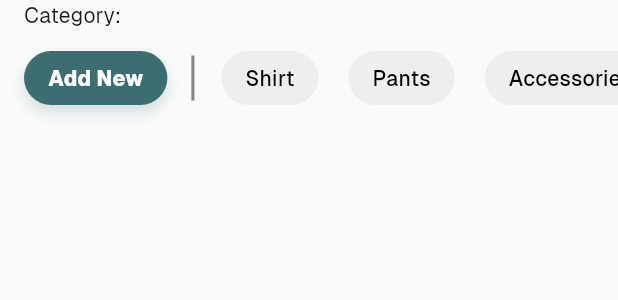
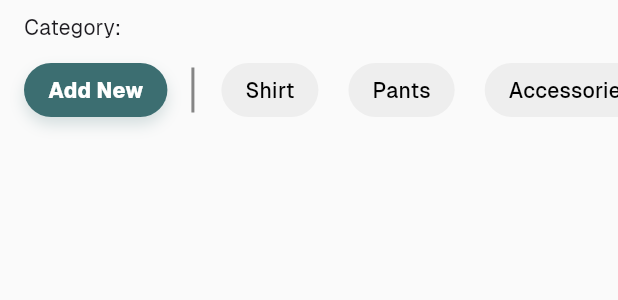
Before and after one commit to AyoDano/breezy_look, a Flutter app: the SelectableChipsRow widget shown alone on an empty page, opened directly, on a phone screen of 412 x 824 dp. Shown: the top 300 px of the screen. Run offline on Flutter 3.47's test engine with Material 3 defaults, Android fonts, the phone set to English and light mode, and no system bars; our stand-ins replace flutter_svg, google_fonts; network calls fail; project files that could hold a hidden picture were left out.

Commit message:
style: adjust padding in selectable chips row

```diff
--- a/lib/widgets/selectable_chips_row.dart
+++ b/lib/widgets/selectable_chips_row.dart
@@ -22,7 +22,7 @@ class SelectableChipsRowState extends State<SelectableChipsRow> {
   @override
   Widget build(BuildContext context) {
     return Padding(
-      padding: const EdgeInsets.fromLTRB(16, 0, 0, 16),
+      padding: const EdgeInsets.fromLTRB(16, 8, 0, 16),
       child: Column(
         crossAxisAlignment: CrossAxisAlignment.start,
         children: [
```
